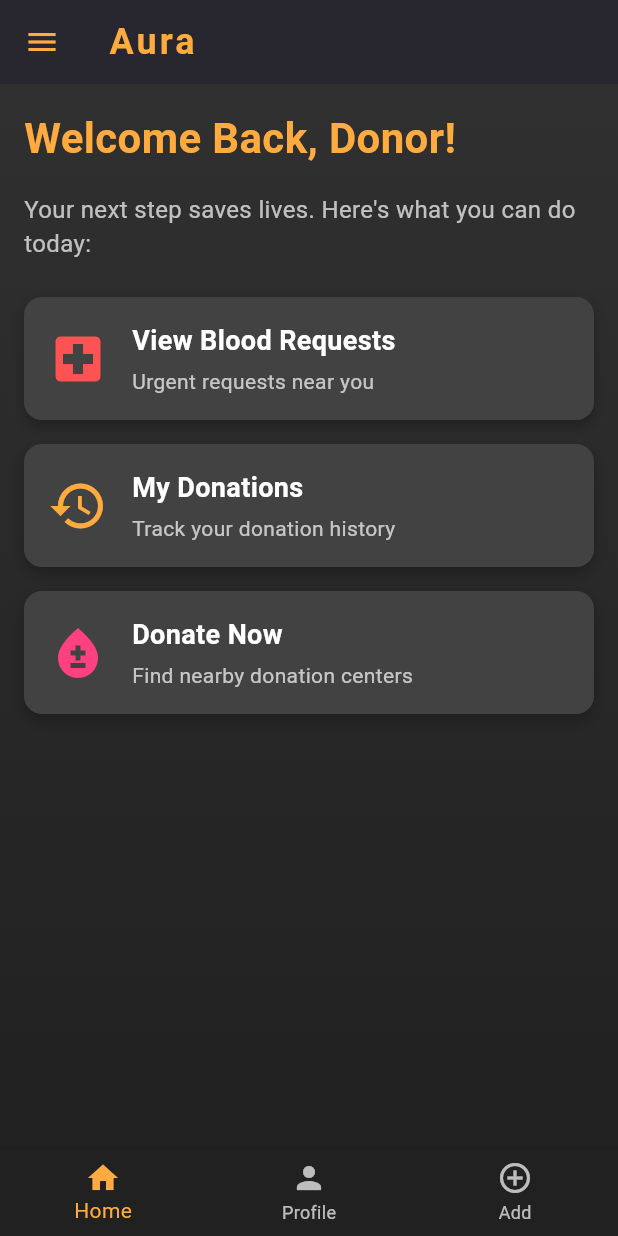
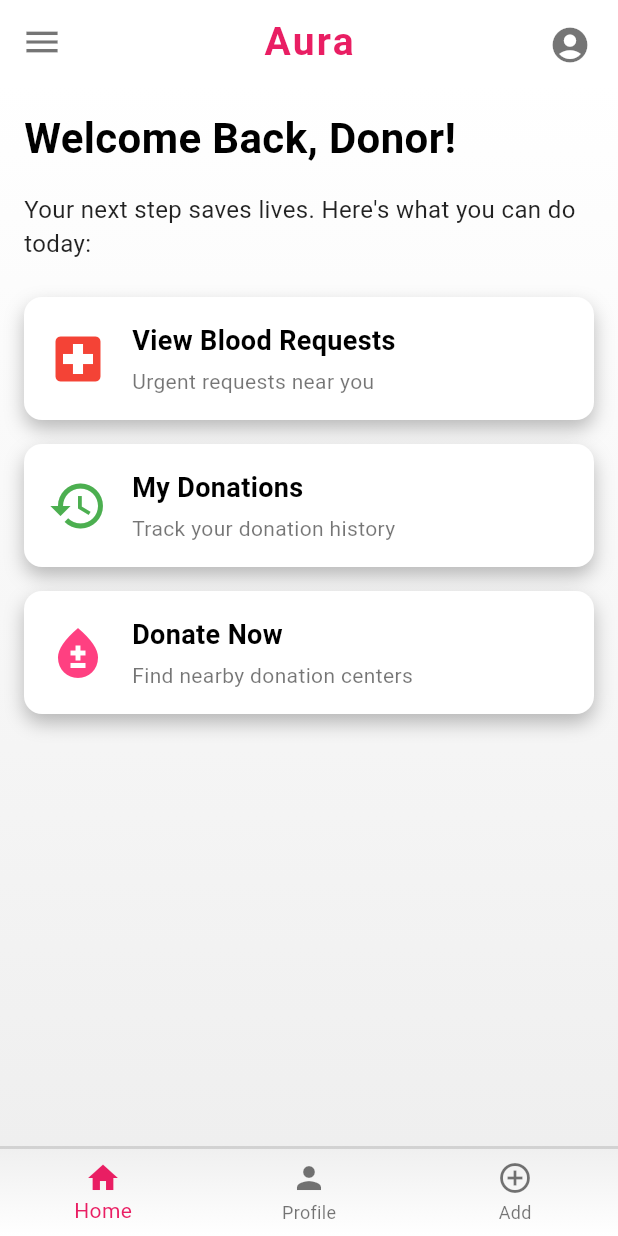
Before and after one commit to danixDe/Aura, a Flutter app: the DonorHomePage screen opened by its route, on a phone screen of 412 x 824 dp. Run offline on Flutter 3.47's test engine with Material 3 defaults, Android fonts, the phone set to English and light mode, and no system bars; our stand-ins replace flutter_svg.

Commit message:
donor home page updated

```diff
--- a/lib/screens/home/donor_home.dart
+++ b/lib/screens/home/donor_home.dart
@@ -7,28 +7,48 @@ class DonorHomePage extends StatelessWidget {
   Widget build(BuildContext context) {
     return Scaffold(
       appBar: AppBar(
-        backgroundColor: Colors.grey[900],
-        elevation: 5,
+        elevation: 0,
+        centerTitle: true,
+        backgroundColor: Colors.white,
+        leading: IconButton(
+            icon: const Icon(Icons.menu),
+            color: Colors.black54,
+            iconSize: 28,
+            onPressed: () {
+              Navigator.pop(context);
+            }),
+
         title: const Text(
           "Aura",
           style: TextStyle(
-            fontSize: 24,
+            fontSize: 26,
             fontWeight: FontWeight.bold,
-            color: Colors.orangeAccent,
-            letterSpacing: 2.0,
+            color: Colors.pink,
+            letterSpacing: 1.5,
           ),
         ),
-        leading: IconButton(
-          icon: const Icon(Icons.menu),
-          color: Colors.orangeAccent,
+        actions: [
+          Padding(
+            padding: const EdgeInsets.all(8.0),
+            child: IconButton(
                 onPressed: () {
+                  print("navigate to profile");
                 },
+                icon: const Icon(Icons.account_circle),
+                iconSize: 28,
+                color:Colors.black54,
             ),
           ),
+        ],
+      ),
       body: Container(
-        decoration: BoxDecoration(
+        decoration: const BoxDecoration(
           gradient: LinearGradient(
-            colors: [Colors.grey[850]!, Colors.grey[900]!],
+            colors: [
+              Color(0xFFFFFFFF),
+              Color(0xFFF7F7F7),
+              Color(0xFFEFEFEF),
+            ],
             begin: Alignment.topCenter,
             end: Alignment.bottomCenter,
           ),
@@ -43,7 +63,7 @@ class DonorHomePage extends StatelessWidget {
                 style: TextStyle(
                   fontSize: 28,
                   fontWeight: FontWeight.bold,
-                  color: Colors.orangeAccent,
+                  color: Colors.black,
                 ),
               ),
               const SizedBox(height: 16),
@@ -51,7 +71,7 @@ class DonorHomePage extends StatelessWidget {
                 "Your next step saves lives. Here's what you can do today:",
                 style: TextStyle(
                   fontSize: 16,
-                  color: Colors.white70,
+                  color: Colors.black87,
                 ),
               ),
               const SizedBox(height: 24),
@@ -62,18 +82,16 @@ class DonorHomePage extends StatelessWidget {
                       title: "View Blood Requests",
                       subtitle: "Urgent requests near you",
                       icon: Icons.local_hospital,
-                      color: Colors.redAccent,
-                      onTap: () {
-                      },
+                      color: Colors.red,
+                      onTap: () {},
                     ),
                     const SizedBox(height: 16),
                     _buildActionCard(
                       title: "My Donations",
                       subtitle: "Track your donation history",
                       icon: Icons.history,
-                      color: Colors.orangeAccent,
-                      onTap: () {
-                      },
+                      color: Colors.green,
+                      onTap: () {},
                     ),
                     const SizedBox(height: 16),
                     _buildActionCard(
@@ -81,8 +99,7 @@ class DonorHomePage extends StatelessWidget {
                       subtitle: "Find nearby donation centers",
                       icon: Icons.bloodtype,
                       color: Colors.pinkAccent,
-                      onTap: () {
-                      },
+                      onTap: () {},
                     ),
                   ],
                 ),
@@ -91,10 +108,29 @@ class DonorHomePage extends StatelessWidget {
           ),
         ),
       ),
-      bottomNavigationBar: BottomNavigationBar(
-        backgroundColor: Colors.grey[900],
-        selectedItemColor: Colors.orangeAccent,
-        unselectedItemColor: Colors.white70,
+      bottomNavigationBar: Container(
+        decoration: const BoxDecoration(
+          gradient: LinearGradient(
+            colors: [
+              Color(0xFFEFEFEF),
+              Color(0xFFFFFFFF),
+            ],
+            begin: Alignment.topCenter,
+            end: Alignment.bottomCenter,
+          ),
+        ),
+        child: Column(
+          mainAxisSize: MainAxisSize.min,
+          children: [
+            Container(
+              height: 2,
+              color: Colors.black12,
+            ),
+            BottomNavigationBar(
+              backgroundColor: Colors.transparent,
+              selectedItemColor: Colors.pink,
+              unselectedItemColor: Colors.black54,
+              elevation: 0,
               items: const [
                 BottomNavigationBarItem(
                   icon: Icon(Icons.home),
@@ -109,8 +145,10 @@ class DonorHomePage extends StatelessWidget {
                   label: "Add",
                 ),
               ],
-        onTap: (index) {
-        },
+              onTap: (index) {},
+            ),
+          ],
+        ),
       ),
     );
   }
@@ -126,13 +164,13 @@ class DonorHomePage extends StatelessWidget {
       onTap: onTap,
       child: Container(
         decoration: BoxDecoration(
-          color: Colors.grey[800],
+          color: Colors.white,
           borderRadius: BorderRadius.circular(12),
           boxShadow: [
             BoxShadow(
               color: Colors.black26,
-              blurRadius: 8,
-              offset: const Offset(0, 4),
+              blurRadius: 10,
+              offset: const Offset(0, 6),
             ),
           ],
         ),
@@ -154,7 +192,7 @@ class DonorHomePage extends StatelessWidget {
                     style: const TextStyle(
                       fontSize: 18,
                       fontWeight: FontWeight.bold,
-                      color: Colors.white,
+                      color: Colors.black,
                     ),
                   ),
                   const SizedBox(height: 4),
@@ -162,7 +200,7 @@ class DonorHomePage extends StatelessWidget {
                     subtitle,
                     style: const TextStyle(
                       fontSize: 14,
-                      color: Colors.white70,
+                      color: Colors.black54,
                     ),
                   ),
                 ],
--- a/lib/screens/login/role_selection.dart
+++ b/lib/screens/login/role_selection.dart
@@ -8,8 +8,8 @@ class RoleSelectionPage extends StatelessWidget {
     return Scaffold(
       body: Container(
         decoration: const BoxDecoration(
-          gradient: LinearGradient(
-            colors: [Color(0xFF292E49), Color(0xFF536976)],
+            gradient: LinearGradient(
+            colors: [Colors.black, Color(0xFF1B1F3B)],
             begin: Alignment.topLeft,
             end: Alignment.bottomRight,
           ),
@@ -29,9 +29,8 @@ class RoleSelectionPage extends StatelessWidget {
                       "Choose Your Role",
                       textAlign: TextAlign.center,
                       style: TextStyle(
-                        color: Colors.white,
-                        fontSize: 32,
-                        fontWeight: FontWeight.bold,
+                        color: Colors.white70,
+                        fontSize: 20,
                         letterSpacing: 1.2,
                       ),
                     ),
@@ -46,7 +45,7 @@ class RoleSelectionPage extends StatelessWidget {
                     },
                     style: ElevatedButton.styleFrom(
                       padding: const EdgeInsets.all(16),
-                      backgroundColor: Color(0xFF1E1E2F),
+                      backgroundColor: Colors.deepPurple,
                       shape: RoundedRectangleBorder(
                         borderRadius: BorderRadius.circular(20),
                       ),
@@ -71,7 +70,7 @@ class RoleSelectionPage extends StatelessWidget {
                     },
                     style: ElevatedButton.styleFrom(
                       padding: const EdgeInsets.all(16),
-                      backgroundColor: Color(0xFF1A1A2E),
+                      backgroundColor: Colors.deepOrange,
                       shape: RoundedRectangleBorder(
                         borderRadius: BorderRadius.circular(20),
                       ),
@@ -82,7 +81,7 @@ class RoleSelectionPage extends StatelessWidget {
                       style: TextStyle(
                         fontSize: 20,
                         fontWeight: FontWeight.bold,
-                        color: Colors.white,
+                        color: Colors.black,
                       ),
                     ),
                   ),
```
Lines whose indentation alone changed are shown as unchanged.
